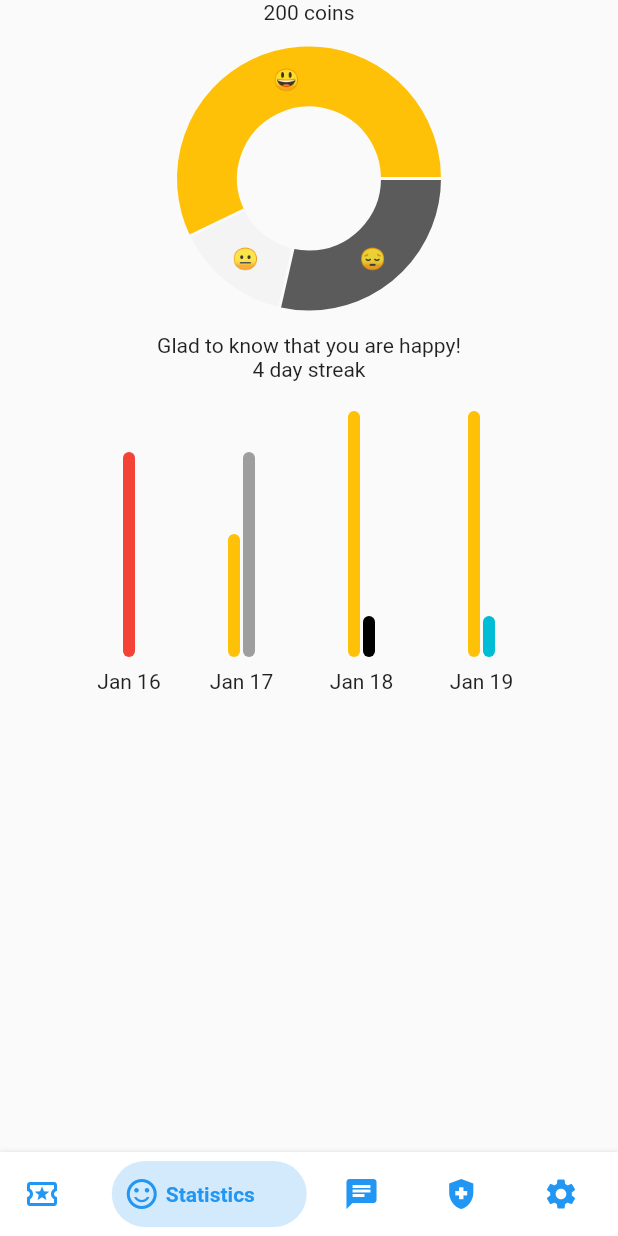
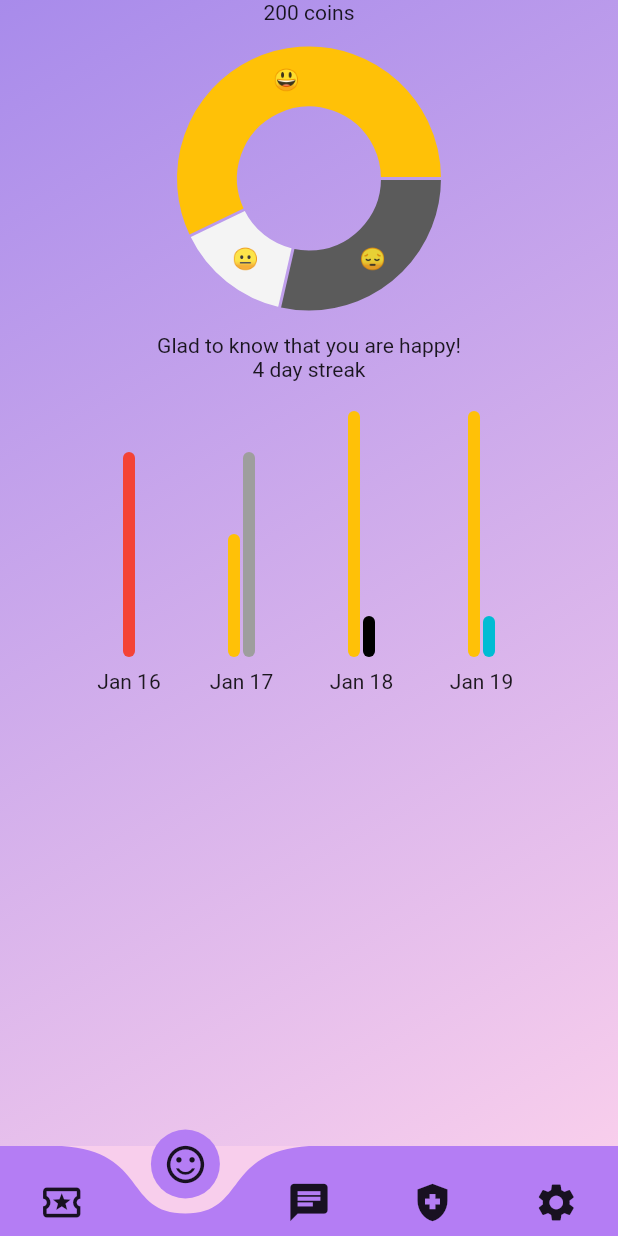
Before and after one commit to devout-coder/Ayuda, a Flutter app: the screen it shows after launch, item 2 of the bottom bar chosen, on a phone screen of 412 x 824 dp. Run offline on Flutter 3.47's test engine with Material 2 defaults, Android fonts, the light colour scheme and no system bars; drawn by our look-alikes of bottom_navy_bar, curved_navigation_bar, fl_chart; our stand-ins replace animated_text_kit, delayed_display, get_it, google_fonts, lottie; missing offline and left inert: animated_check, animated_digit, dart_sentiment; network calls fail.

Commit message:
added a bottom navbar

```diff
--- a/lib/colors.dart
+++ b/lib/colors.dart
@@ -1,3 +1,5 @@
 import 'package:flutter/painting.dart';
 
 Color darkPurple = Color.fromARGB(255, 94, 41, 156);
+Color lighterPurple = Color.fromARGB(255, 180, 125, 244);
+Color mediumPurple = Color.fromARGB(255, 163, 106, 229);
--- a/lib/navigationpages/bottom_navigationpage.dart
+++ b/lib/navigationpages/bottom_navigationpage.dart
@@ -1,6 +1,9 @@
+import 'package:csi_hackathon/colors.dart';
 import 'package:csi_hackathon/navigationpages/screens/chat.dart';
 import 'package:csi_hackathon/navigationpages/screens/Activities.dart';
 import 'package:csi_hackathon/navigationpages/screens/statistics.dart';
+import 'package:csi_hackathon/states.dart';
+import 'package:curved_navigation_bar/curved_navigation_bar.dart';
 import 'package:flutter/material.dart';
 import 'package:bottom_navy_bar/bottom_navy_bar.dart';
 
@@ -12,9 +15,19 @@ class BpNavigation extends StatefulWidget {
 }
 
 class _BpNavigationState extends State<BpNavigation> {
-  int _currentindex = 0;
   late PageController _pageController;
-
+  final List<Widget> _tabItems = [
+    ActivitivesPage(),
+    StatisticsPage(),
+    ChatScreen(),
+    Container(
+      color: Colors.red,
+    ),
+    Container(
+      color: Colors.yellow,
+    )
+  ];
+  int _activePage = 0;
   @override
   void initState() {
     super.initState();
@@ -31,49 +44,25 @@ class _BpNavigationState extends State<BpNavigation> {
   Widget build(BuildContext context) {
     return Scaffold(
       body: SizedBox.expand(
-        child: PageView(
-          controller: _pageController,
-          onPageChanged: (index) {
-            setState(() {
-              _currentindex = index;
-            });
-          },
-          children: [
-            const ActivitivesPage(),
-            // ExerciseWidget(),
-            const StatisticsPage(),
-            const ChatScreen(),
-            Container(
-              color: Colors.red,
-            ),
-            Container(
-              color: Colors.yellow,
-            ),
-          ],
-        ),
+        child: _tabItems[_activePage],
       ),
-      bottomNavigationBar: BottomNavyBar(
-        selectedIndex: _currentindex,
-        onItemSelected: (index) {
+      bottomNavigationBar: CurvedNavigationBar(
+        // color: Colors.black,
+        height: 60,
+        color: lighterPurple,
+        backgroundColor: Color(0xffF8CEEC),
+        items: <Widget>[
+          Icon(Icons.local_activity_outlined, size: 30),
+          Icon(Icons.sentiment_satisfied_outlined, size: 30),
+          Icon(Icons.chat, size: 30),
+          Icon(Icons.health_and_safety, size: 30),
+          Icon(Icons.settings, size: 30),
+        ],
+        onTap: (index) {
           setState(() {
-            _pageController.jumpToPage(index);
+            _activePage = index;
           });
         },
-        items: <BottomNavyBarItem>[
-          BottomNavyBarItem(
-              icon: const Icon(Icons.local_activity_outlined),
-              title: const Text('Activities')),
-          BottomNavyBarItem(
-              icon: const Icon(Icons.sentiment_satisfied_outlined),
-              title: const Text('Statistics')),
-          BottomNavyBarItem(
-              icon: const Icon(Icons.chat), title: const Text('Chats')),
-          BottomNavyBarItem(
-              icon: const Icon(Icons.health_and_safety),
-              title: const Text('Therapists')),
-          BottomNavyBarItem(
-              icon: const Icon(Icons.settings), title: const Text('Settings')),
-        ],
       ),
     );
   }
--- a/lib/navigationpages/screens/statistics.dart
+++ b/lib/navigationpages/screens/statistics.dart
@@ -40,7 +40,15 @@ class _StatisticsPageState extends State<StatisticsPage> {
   @override
   Widget build(BuildContext context) {
     return Scaffold(
-      body: Column(
+      body: Container(
+        decoration: const BoxDecoration(
+          gradient: LinearGradient(
+            begin: Alignment.topLeft,
+            end: Alignment.bottomRight,
+            colors: [Color(0xffA88BEB), Color(0xffF8CEEC)],
+          ),
+        ),
+        child: Column(
           children: [
             Text("${states.points} coins"),
             AspectRatio(
@@ -81,6 +89,7 @@ class _StatisticsPageState extends State<StatisticsPage> {
               ),
             ),
           ],
+        ),
       ),
     );
   }
--- a/pubspec.yaml
+++ b/pubspec.yaml
@@ -41,7 +41,7 @@ dependencies:
   get_it: ^7.2.0
   fl_chart: ^0.55.2
   animated_check: ^1.0.0
-  # animated_text_kit: ^4.2.2
+  curved_navigation_bar: ^1.0.3 #latest versiondelayed_display: ^2.0.0
   delayed_display: ^2.0.0
   animated_digit: ^3.2.1
   google_fonts: ^3.0.1
```
Also changed, not shown: pubspec.lock. Lines whose indentation alone changed are shown as unchanged.
